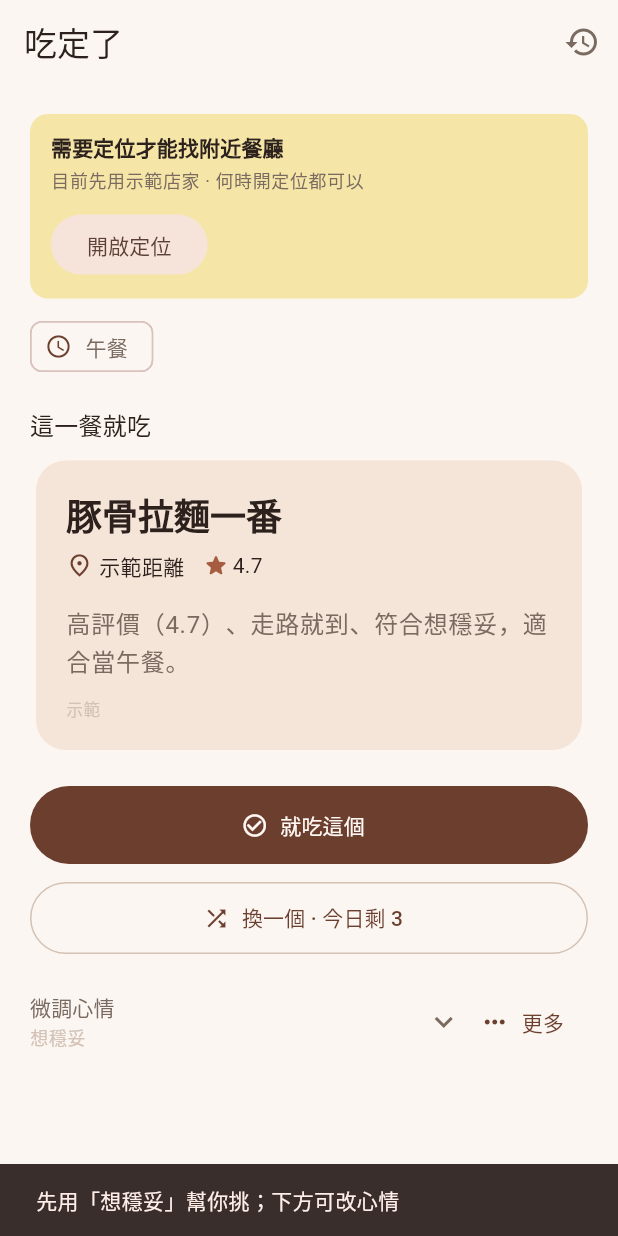
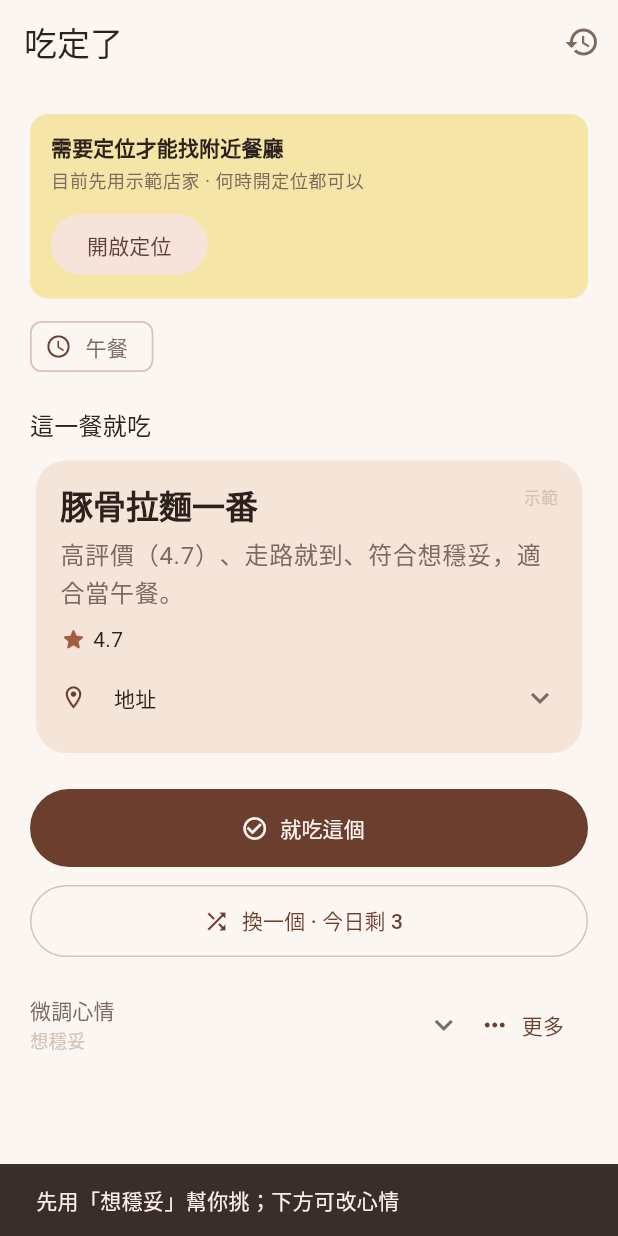
Before and after one commit to hn14932306-sudo/eatset, a Flutter app: the screen it shows after launch, after a tap on "先用預設，直接決定", on a phone screen of 412 x 824 dp. Run offline on Flutter 3.47's test engine with Material 3 defaults, Android fonts, the light colour scheme and no system bars; our stand-ins replace geolocator, shared_preferences.

Commit message:
Implement P1 card density and exclusion recovery paths
Keep decision cards focused on the recommendation while folding addresses, and make exclusion feedback reversible with clear empty-state actions.

```diff
--- a/lib/screens/home_screen.dart
+++ b/lib/screens/home_screen.dart
@@ -222,15 +222,14 @@ class _HomeScreenState extends State<HomeScreen> {
                 onTap: () async {
                   Navigator.pop(ctx);
                   final placeId = state.current?.place.id;
+                  if (placeId == null) return;
                   final name =
                       await context.read<AppState>().excludeCurrentPlace();
                   if (!context.mounted || name == null) return;
                   _showUndoSnackBar(
                     context,
                     message: '已排除「$name」',
-                    onUndo: placeId == null
-                        ? null
-                        : () => context
+                    onUndo: () => context
                         .read<AppState>()
                         .removeExcludedPlace(placeId),
                   );
@@ -300,20 +299,16 @@ class _HomeScreenState extends State<HomeScreen> {
   void _showUndoSnackBar(
     BuildContext context, {
     required String message,
-    Future<void> Function()? onUndo,
+    required Future<void> Function() onUndo,
   }) {
     final messenger = ScaffoldMessenger.of(context);
     messenger.hideCurrentSnackBar();
     messenger.showSnackBar(
       SnackBar(
         content: Text(message),
-        action: onUndo == null
-            ? null
-            : SnackBarAction(
+        action: SnackBarAction(
           label: '復原',
-                onPressed: () {
-                  onUndo();
-                },
+          onPressed: onUndo,
         ),
       ),
     );
@@ -488,13 +483,26 @@ class _EmptyDecisionCard extends StatelessWidget {
               ),
               const SizedBox(height: 4),
             ],
-            TextButton(
+            Row(
+              children: [
+                Expanded(
+                  child: FilledButton.tonal(
                     onPressed: () {
                       Navigator.of(context).push(
                         MaterialPageRoute(builder: (_) => const HistoryScreen()),
                       );
                     },
                     child: const Text('管理排除'),
+                  ),
+                ),
+                const SizedBox(width: 8),
+                Expanded(
+                  child: OutlinedButton(
+                    onPressed: () => state.refreshPlaces(),
+                    child: const Text('再試一次'),
+                  ),
+                ),
+              ],
             ),
           ],
         ),
--- a/lib/widgets/decision_card.dart
+++ b/lib/widgets/decision_card.dart
@@ -11,20 +11,20 @@ class DecisionCard extends StatelessWidget {
 
   final Decision decision;
 
-  /// false：未定位／錨點距離不可信 → 顯示「示範距離」或隱藏公尺數。
+  /// false：未定位／錨點距離不可信 → 顯示評分，不顯示公尺數。
   final bool showRealDistance;
 
   @override
   Widget build(BuildContext context) {
     final place = decision.place;
     final scheme = Theme.of(context).colorScheme;
-    final distanceText = _distanceText(place);
+    final address = place.vicinity?.trim();
 
     return Card(
       elevation: 0,
       color: scheme.primaryContainer.withValues(alpha: 0.55),
       child: Padding(
-        padding: const EdgeInsets.all(20),
+        padding: const EdgeInsets.fromLTRB(16, 16, 16, 12),
         child: Column(
           crossAxisAlignment: CrossAxisAlignment.start,
           children: [
@@ -32,11 +32,16 @@ class DecisionCard extends StatelessWidget {
               Container(
                 width: double.infinity,
                 margin: const EdgeInsets.only(bottom: 12),
-                padding: const EdgeInsets.symmetric(horizontal: 12, vertical: 10),
+                padding: const EdgeInsets.symmetric(
+                  horizontal: 12,
+                  vertical: 10,
+                ),
                 decoration: BoxDecoration(
                   color: scheme.secondaryContainer,
                   borderRadius: BorderRadius.circular(12),
-                  border: Border.all(color: scheme.secondary.withValues(alpha: 0.35)),
+                  border: Border.all(
+                    color: scheme.secondary.withValues(alpha: 0.35),
+                  ),
                 ),
                 child: Row(
                   children: [
@@ -54,42 +59,68 @@ class DecisionCard extends StatelessWidget {
                   ],
                 ),
               ),
-            Text(
+            Row(
+              crossAxisAlignment: CrossAxisAlignment.start,
+              children: [
+                Expanded(
+                  child: Text(
                     place.name,
-              style: Theme.of(context).textTheme.headlineSmall?.copyWith(
+                    maxLines: 1,
+                    overflow: TextOverflow.ellipsis,
+                    style: Theme.of(context).textTheme.titleLarge?.copyWith(
                       fontWeight: FontWeight.bold,
                     ),
                   ),
-            const SizedBox(height: 8),
-            Row(
-              children: [
-                Icon(Icons.place_outlined, size: 18, color: scheme.primary),
-                const SizedBox(width: 4),
-                Text(distanceText),
-                if (place.rating > 0) ...[
-                  const SizedBox(width: 12),
-                  Icon(Icons.star_rounded, size: 18, color: scheme.secondary),
-                  const SizedBox(width: 2),
-                  Text(place.rating.toStringAsFixed(1)),
+                ),
+                if (place.isDemo) ...[
+                  const SizedBox(width: 8),
+                  Text(
+                    '示範',
+                    style: Theme.of(
+                      context,
+                    ).textTheme.labelSmall?.copyWith(color: scheme.outline),
+                  ),
                 ],
               ],
             ),
-            const SizedBox(height: 16),
+            const SizedBox(height: 6),
             Text(
               decision.reasonZh,
               maxLines: 2,
               overflow: TextOverflow.ellipsis,
-              style: Theme.of(context).textTheme.bodyLarge?.copyWith(
+              style: Theme.of(
+                context,
+              ).textTheme.bodyLarge?.copyWith(color: scheme.onSurfaceVariant),
+            ),
+            const SizedBox(height: 10),
+            _DecisionMeta(place: place, showRealDistance: showRealDistance),
+            if (address != null && address.isNotEmpty) ...[
+              const SizedBox(height: 4),
+              ExpansionTile(
+                initiallyExpanded: false,
+                tilePadding: EdgeInsets.zero,
+                childrenPadding: const EdgeInsets.only(left: 32, bottom: 4),
+                visualDensity: VisualDensity.compact,
+                leading: Icon(
+                  Icons.location_on_outlined,
+                  size: 18,
+                  color: scheme.primary,
+                ),
+                title: Text(
+                  '地址',
+                  style: Theme.of(context).textTheme.labelLarge,
+                ),
+                children: [
+                  Align(
+                    alignment: Alignment.centerLeft,
+                    child: Text(
+                      address,
+                      style: Theme.of(context).textTheme.bodyMedium?.copyWith(
                         color: scheme.onSurfaceVariant,
                       ),
                     ),
-            if (place.isDemo) ...[
-              const SizedBox(height: 12),
-              Text(
-                '示範',
-                style: Theme.of(context).textTheme.labelSmall?.copyWith(
-                      color: scheme.outline,
                   ),
+                ],
               ),
             ],
           ],
@@ -97,11 +128,37 @@ class DecisionCard extends StatelessWidget {
       ),
     );
   }
+}
 
-  String _distanceText(Place place) {
-    if (!showRealDistance) {
-      return place.isDemo ? '示範距離' : '距離未知';
+class _DecisionMeta extends StatelessWidget {
+  const _DecisionMeta({required this.place, required this.showRealDistance});
+
+  final Place place;
+  final bool showRealDistance;
+
+  @override
+  Widget build(BuildContext context) {
+    final scheme = Theme.of(context).colorScheme;
+    if (showRealDistance) {
+      return Row(
+        mainAxisSize: MainAxisSize.min,
+        children: [
+          Icon(Icons.place_outlined, size: 18, color: scheme.primary),
+          const SizedBox(width: 4),
+          Text(_distanceText(place)),
+        ],
+      );
     }
-    return place.distanceLabel;
+
+    return Row(
+      mainAxisSize: MainAxisSize.min,
+      children: [
+        Icon(Icons.star_rounded, size: 18, color: scheme.secondary),
+        const SizedBox(width: 4),
+        Text(place.rating > 0 ? place.rating.toStringAsFixed(1) : '尚無評分'),
+      ],
+    );
   }
+
+  String _distanceText(Place place) => place.distanceLabel;
 }
```
Also changed, not shown: 1 other file. Lines whose indentation alone changed are shown as unchanged.
